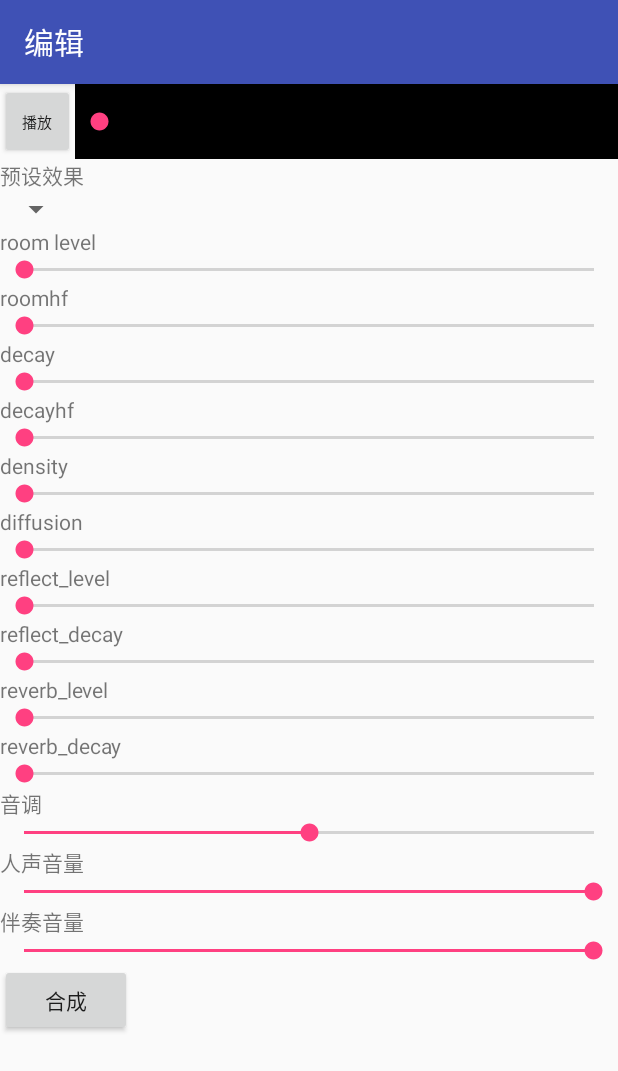
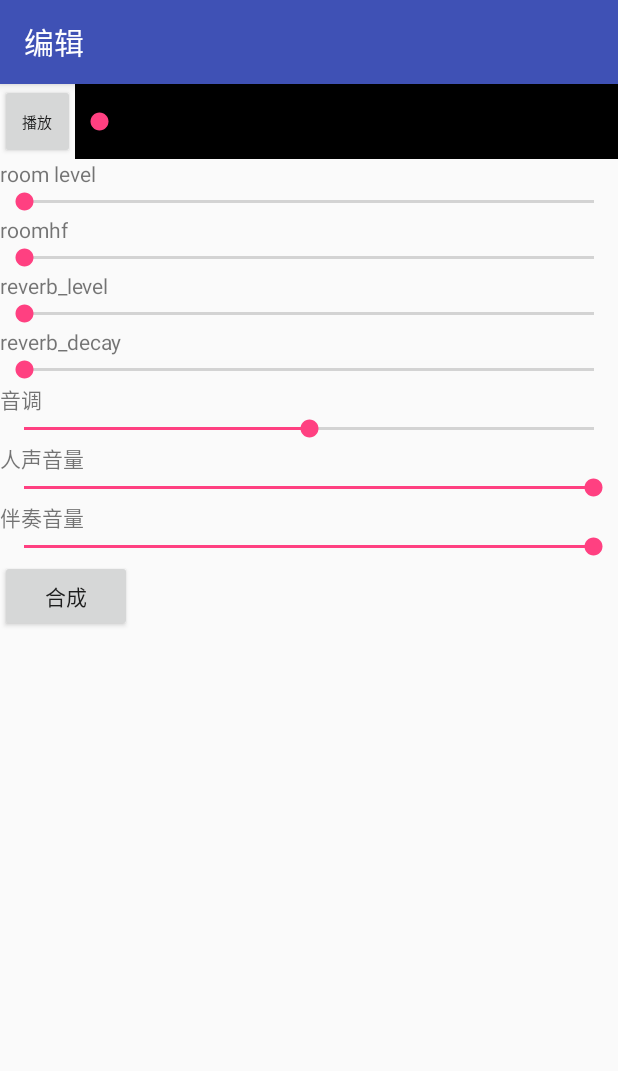
Before and after one commit to neocpp/AudioProject, an Android app: the screen it shows after launch (EditActivity), after a tap on "合成", on a phone screen of 412 x 824 dp. Shown: the top 1071 px of the screen. Run offline under Robolectric (Android 15) with nearby library versions, the phone set to English and light mode, and no system bars; network calls fail; 28 statements that could not run were skipped.

Commit message:
重构播放器

```diff
--- a/app/src/main/java/com/neo/audioproject/EditActivity.java
+++ b/app/src/main/java/com/neo/audioproject/EditActivity.java
@@ -5,10 +5,7 @@ import android.os.Bundle;
 import android.support.v7.app.AppCompatActivity;
 import android.util.Log;
 import android.view.View;
-import android.widget.AdapterView;
-import android.widget.ArrayAdapter;
 import android.widget.SeekBar;
-import android.widget.Spinner;
 
 import com.neo.audiokit.AudioEffectPlayManager;
 import com.neo.audiokit.ReverbBean;
@@ -43,7 +40,7 @@ public class EditActivity extends AppCompatActivity implements SeekBar.OnSeekBar
         findViewById(R.id.btn_play).setOnClickListener(new View.OnClickListener() {
             @Override
             public void onClick(View v) {
-                if(playManager.isPlaying()){
+                if (playManager.isPlaying()) {
                     playManager.pause();
                 } else {
                     playManager.start();
@@ -51,38 +48,9 @@ public class EditActivity extends AppCompatActivity implements SeekBar.OnSeekBar
             }
         });
 
-        Spinner sp = findViewById(R.id.spinner);
-        sp.setAdapter(new ArrayAdapter<>(this,
-                android.R.layout.simple_spinner_item, playManager.getPresetValues()));
-        // 为Spinner的列表项选中事件设置监听器
-        sp.setOnItemSelectedListener(new Spinner
-                .OnItemSelectedListener() {
-            @Override
-            public void onItemSelected(AdapterView<?> arg0
-                    , View arg1, int arg2, long arg3) {
-                playManager.setPreset(arg2);
-            }
-
-            @Override
-            public void onNothingSelected(AdapterView<?> arg0) {
-            }
-        });
-
-        SeekBar seekbar = findViewById(R.id.seekbar_decay);
-        seekbar.setOnSeekBarChangeListener(this);
-        seekbar = findViewById(R.id.seekbar_decayhf);
-        seekbar.setOnSeekBarChangeListener(this);
-        seekbar = findViewById(R.id.seekbar_room_level);
+        SeekBar seekbar = findViewById(R.id.seekbar_room_level);
         seekbar.setOnSeekBarChangeListener(this);
         seekbar = findViewById(R.id.seekbar_roomhf_level);
-        seekbar.setOnSeekBarChangeListener(this);
-        seekbar = findViewById(R.id.seekbar_density);
-        seekbar.setOnSeekBarChangeListener(this);
-        seekbar = findViewById(R.id.seekbar_diffusion);
-        seekbar.setOnSeekBarChangeListener(this);
-        seekbar = findViewById(R.id.seekbar_reflect_decay);
-        seekbar.setOnSeekBarChangeListener(this);
-        seekbar = findViewById(R.id.seekbar_reflect_level);
         seekbar.setOnSeekBarChangeListener(this);
         seekbar = findViewById(R.id.seekbar_reverb_decay);
         seekbar.setOnSeekBarChangeListener(this);
@@ -102,6 +70,7 @@ public class EditActivity extends AppCompatActivity implements SeekBar.OnSeekBar
         findViewById(R.id.btn_compose).setOnClickListener(new View.OnClickListener() {
             @Override
             public void onClick(View view) {
+                playManager.pause();
                 playManager.composeFile(outFile, new AudioEffectPlayManager.IComposeCallback() {
                     @Override
                     public void onComposeFinish(boolean success, String outPath) {
@@ -121,36 +90,12 @@ public class EditActivity extends AppCompatActivity implements SeekBar.OnSeekBar
     public void onProgressChanged(SeekBar seekBar, int progress, boolean fromUser) {
         float progressf = progress / 100f;
         switch (seekBar.getId()) {
-            case R.id.seekbar_decay:
-                reverbBean.reverbDelay = progressf;
-                playManager.setReverb(reverbBean);
-                break;
-            case R.id.seekbar_decayhf:
-                reverbBean.decayHFRatio = progressf;
-                playManager.setReverb(reverbBean);
-                break;
             case R.id.seekbar_room_level:
                 reverbBean.roomLevel = progressf;
                 playManager.setReverb(reverbBean);
                 break;
             case R.id.seekbar_roomhf_level:
                 reverbBean.roomHFLevel = progressf;
-                playManager.setReverb(reverbBean);
-                break;
-            case R.id.seekbar_density:
-                reverbBean.density = progressf;
-                playManager.setReverb(reverbBean);
-                break;
-            case R.id.seekbar_diffusion:
-                reverbBean.diffusion = progressf;
-                playManager.setReverb(reverbBean);
-                break;
-            case R.id.seekbar_reflect_decay:
-                reverbBean.reflectionsDelay = progressf;
-                playManager.setReverb(reverbBean);
-                break;
-            case R.id.seekbar_reflect_level:
-                reverbBean.reflectionsLevel = progressf;
                 playManager.setReverb(reverbBean);
                 break;
             case R.id.seekbar_reverb_level:
--- a/app/src/main/res/layout/activity_edit.xml
+++ b/app/src/main/res/layout/activity_edit.xml
@@ -44,16 +44,6 @@
         <TextView
             android:layout_width="wrap_content"
             android:layout_height="wrap_content"
-            android:text="预设效果" />
-
-        <Spinner
-            android:id="@+id/spinner"
-            android:layout_width="wrap_content"
-            android:layout_height="wrap_content" />
-
-        <TextView
-            android:layout_width="wrap_content"
-            android:layout_height="wrap_content"
             android:text="room level" />
 
         <SeekBar
@@ -69,72 +59,6 @@
 
         <SeekBar
             android:id="@+id/seekbar_roomhf_level"
-            android:layout_width="match_parent"
-            android:layout_height="wrap_content"
-            android:max="100" />
-
-        <TextView
-            android:layout_width="wrap_content"
-            android:layout_height="wrap_content"
-            android:text="decay" />
-
-        <SeekBar
-            android:id="@+id/seekbar_decay"
-            android:layout_width="match_parent"
-            android:layout_height="wrap_content"
-            android:max="100" />
-
-        <TextView
-            android:layout_width="wrap_content"
-            android:layout_height="wrap_content"
-            android:text="decayhf" />
-
-        <SeekBar
-            android:id="@+id/seekbar_decayhf"
-            android:layout_width="match_parent"
-            android:layout_height="wrap_content"
-            android:max="100" />
-
-        <TextView
-            android:layout_width="wrap_content"
-            android:layout_height="wrap_content"
-            android:text="density" />
-
-        <SeekBar
-            android:id="@+id/seekbar_density"
-            android:layout_width="match_parent"
-            android:layout_height="wrap_content"
-            android:max="100" />
-
-        <TextView
-            android:layout_width="wrap_content"
-            android:layout_height="wrap_content"
-            android:text="diffusion" />
-
-        <SeekBar
-            android:id="@+id/seekbar_diffusion"
-            android:layout_width="match_parent"
-            android:layout_height="wrap_content"
-            android:max="100" />
-
-        <TextView
-            android:layout_width="wrap_content"
-            android:layout_height="wrap_content"
-            android:text="reflect_level" />
-
-        <SeekBar
-            android:id="@+id/seekbar_reflect_level"
-            android:layout_width="match_parent"
-            android:layout_height="wrap_content"
-            android:max="100" />
-
-        <TextView
-            android:layout_width="wrap_content"
-            android:layout_height="wrap_content"
-            android:text="reflect_decay" />
-
-        <SeekBar
-            android:id="@+id/seekbar_reflect_decay"
             android:layout_width="match_parent"
             android:layout_height="wrap_content"
             android:max="100" />
--- a/audiokit/src/main/java/com/neo/audiokit/AudioEffectPlayManager.java
+++ b/audiokit/src/main/java/com/neo/audiokit/AudioEffectPlayManager.java
@@ -2,8 +2,6 @@ package com.neo.audiokit;
 
 import android.content.Context;
 import android.media.MediaPlayer;
-import android.os.Handler;
-import android.os.Looper;
 import android.text.TextUtils;
 
 import com.lib.sox.SoxJni;
@@ -17,10 +15,9 @@ import com.neo.audiokit.io.WavWriter;
 
 import java.io.File;
 import java.nio.ByteBuffer;
-import java.util.List;
 
-public class AudioEffectPlayManager extends AudioChain implements AudioPlayer.AudioPlayerCallBack, IMediaDataCallBack {
-    private AudioPlayer recPlayer; // 人声
+public class AudioEffectPlayManager extends AudioChain implements AudioPlayerNew.AudioPlayerCallback, IMediaDataCallBack {
+    private AudioPlayerNew recPlayer; // 人声
     private MediaPlayer musicPlayer; // 伴奏
     private float recVolume = 1f;
     private float musicVolume = 1f;
@@ -29,14 +26,12 @@ public class AudioEffectPlayManager extends AudioChain implements AudioPlayer.Au
     private String musicPath;
     private ReverbBean reverbBean;
     private IPlayListener playListener;
-    private Handler mHandler;
 
     public AudioEffectPlayManager(Context context, String recPath, String musicPath) {
-        recPlayer = new AudioPlayer(context, this);
+        recPlayer = new AudioPlayerNew(context);
+        recPlayer.setPlayCallback(this);
         recPlayer.setDataSource(recPath);
-        recPlayer.prepare();
-
-        mHandler = new Handler(Looper.getMainLooper());
+        recPlayer.prepareAsyn();
 
         if (!TextUtils.isEmpty(musicPath)) {
             musicPlayer = new MediaPlayer();
@@ -60,22 +55,14 @@ public class AudioEffectPlayManager extends AudioChain implements AudioPlayer.Au
         return recPlayer.getDuration();
     }
 
-    public List<String> getPresetValues() {
-        return recPlayer.getPresetValues();
-    }
-
     public void setReverb(ReverbBean bean) {
         reverbBean = bean;
-        recPlayer.setReverb(bean);
-    }
-
-    public void setPreset(int idx) {
-        recPlayer.setPreset(idx);
+        recPlayer.setReverb(bean.getSoxReverbBean());
     }
 
     public void setPitch(float pitch) {
-        this.pitch = pitch;
-        recPlayer.setPitch(.5f + pitch);
+        this.pitch = pitch + .5f;
+        recPlayer.setPitch(this.pitch);
     }
 
     public void setRecVolume(float volume) {
@@ -124,6 +111,7 @@ public class AudioEffectPlayManager extends AudioChain implements AudioPlayer.Au
 
     @Override
     public void onCompletion() {
+        recPlayer.seekTo(0);
         recPlayer.start();
         if (musicPlayer != null) {
             musicPlayer.seekTo(0);
@@ -132,23 +120,20 @@ public class AudioEffectPlayManager extends AudioChain implements AudioPlayer.Au
     }
 
     @Override
-    public void onPrepared(AudioPlayer audioPlayer) {
+    public void onPrepared() {
 
     }
 
     @Override
     public void onPositionChanged(final long timeMs) {
-        if (playListener == null) {
-            return;
+        if (playListener != null) {
+            playListener.onPlayProgressChanged(timeMs);
         }
-        mHandler.post(new Runnable() {
-            @Override
-            public void run() {
-                if (playListener != null) {
-                    playListener.onPlayProgressChanged(timeMs);
-                }
-            }
-        });
+    }
+
+    @Override
+    public void onError(int code, String msg) {
+
     }
 
     private Thread composeThread;
@@ -194,7 +179,7 @@ public class AudioEffectPlayManager extends AudioChain implements AudioPlayer.Au
                         (int) (reverbBean.roomHFLevel * 100),
                         (int) (reverbBean.roomLevel * 100),
                         0,
-                        (int) (reverbBean.decayTime * 100),
+                        (int) (reverbBean.reverbDelay * 100),
                         0
                 );
             } else {
--- a/audiokit/src/main/java/com/neo/audiokit/AudioPlayer.java
+++ b/audiokit/src/main/java/com/neo/audiokit/AudioPlayer.java
@@ -26,6 +26,7 @@ import java.util.List;
 import be.tarsos.dsp.AudioProcessor;
 import be.tarsos.dsp.io.TarsosDSPAudioFormat;
 
+@Deprecated
 public class AudioPlayer extends AudioChain implements IMediaDataCallBack {
     private final static String TAG = "AudioSpeedPlayer";
     private String mPath;
--- a/audiokit/src/main/java/com/neo/audiokit/ReverbBean.java
+++ b/audiokit/src/main/java/com/neo/audiokit/ReverbBean.java
@@ -1,38 +1,14 @@
 package com.neo.audiokit;
-
-import android.media.audiofx.EnvironmentalReverb;
 
 import com.neo.audiokit.sox.SoxReverbBean;
 
 public class ReverbBean {
+    public float reverbLevel;
+    public float reverbDelay;
     public float roomLevel;
     public float roomHFLevel;
-    public float decayTime;
-    public float decayHFRatio;
-    public float reflectionsLevel;
-    public float reflectionsDelay;
-    public float reverbLevel;
-    public float reverbDelay;
-    public float diffusion;
-    public float density;
 
-    private EnvironmentalReverb.Settings settings = new EnvironmentalReverb.Settings();
     private SoxReverbBean soxReverbBean = new SoxReverbBean();
-
-    public EnvironmentalReverb.Settings getReverbSettings() {
-        settings.decayHFRatio = (short) (100 + 1900 * decayHFRatio);
-        settings.decayTime = (short) (100 + 19900 * decayTime);
-        settings.density = (short) (1000 * density);
-        settings.diffusion = (short) (1000 * diffusion);
-        settings.reflectionsDelay = (int) (300 * reflectionsDelay);
-        settings.reflectionsLevel = (short) (1000 - 10000 * reflectionsLevel);
-        settings.reverbDelay = (int) (100 * reverbDelay);
-        settings.reverbLevel = (short) (2000 - 11000 * reverbLevel);
-        settings.roomLevel = (short) (-9000 * roomLevel);
-        settings.roomHFLevel = (short) (-9000 * roomHFLevel);
-
-        return settings;
-    }
 
     public SoxReverbBean getSoxReverbBean() {
         soxReverbBean.roomScale = (int) (roomLevel * 100);
```
Also changed, not shown: audiokit/src/main/java/com/neo/audiokit/AudioFileReader.java (+2 -6 lines), audiokit/src/main/java/com/neo/audiokit/AudioPlayerNew.java (+31 -2 lines).
